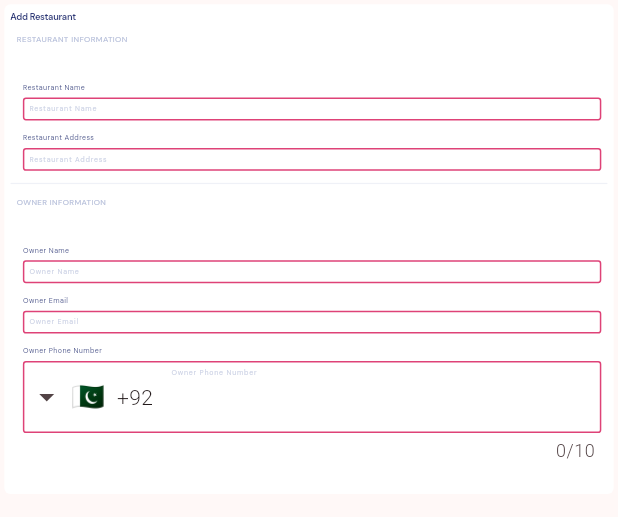
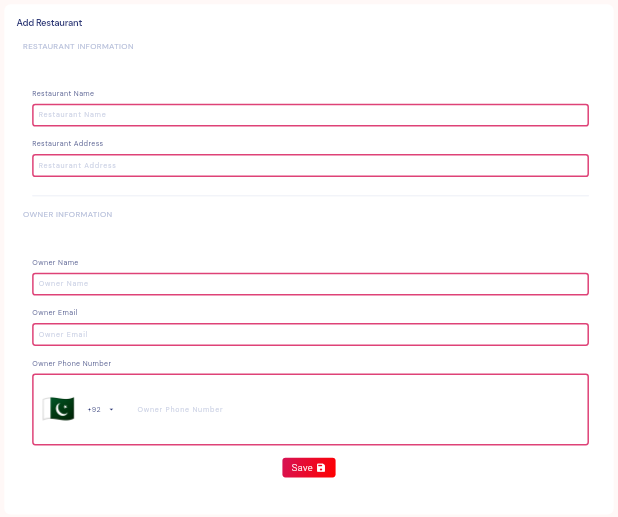
Before and after one commit to Anser-Ishaq/Food-Courier-App-Admin, a Flutter app: the AddRestaurantScreen widget shown alone on an empty page, opened directly, on a phone screen of 412 x 824 dp. Shown: the top 517 px of the screen. Run offline on Flutter 3.47's test engine with Material 3 defaults, Android fonts, the light colour scheme and no system bars; drawn by our look-alikes of intl_phone_field; our stand-ins replace dropdown_search, firebase_auth, firebase_core, fl_chart, flutter_dotenv, flutter_screenutil and 3 more; accounts and stored records are empty; network calls fail.

Commit message:
adjusted ui of phone number field for add new restaurant

```diff
--- a/lib/screens/main/body/restaurants/add_restaurant/add_restaurant_screen.dart
+++ b/lib/screens/main/body/restaurants/add_restaurant/add_restaurant_screen.dart
@@ -33,7 +33,7 @@ class _AddRestaurantScreenState extends State<AddRestaurantScreen> {
   Widget build(BuildContext context) {
     return Container(
       margin: EdgeInsets.all(screenWidth! * 0.007),
-      padding: EdgeInsets.all(screenWidth! * 0.01),
+      padding: EdgeInsets.all(screenWidth! * 0.02),
       decoration: BoxDecoration(
         color: AppColors.white,
         borderRadius: BorderRadius.circular(screenWidth! * 0.01),
@@ -66,6 +66,11 @@ class _AddRestaurantScreenState extends State<AddRestaurantScreen> {
           ),
           _spacer(),
           Container(
+            margin: EdgeInsets.only(
+              left: screenWidth! * 0.025,
+              right: screenWidth! * 0.02,
+              top: screenWidth! * 0.01,
+            ),
             decoration: BoxDecoration(
               borderRadius: BorderRadius.circular(screenWidth! * 0.01),
               border: Border.all(
@@ -98,12 +103,50 @@ class _AddRestaurantScreenState extends State<AddRestaurantScreen> {
             ),
           ),
           _spacer(),
+          _saveButton(),
+          _spacer(),
           _spacer(),
         ],
       ),
     );
   }
 
+  Widget _saveButton() {
+    return Align(
+          alignment: Alignment.center,
+          child: GestureDetector(
+            onTap: () {},
+            child: Container(
+              padding: EdgeInsets.symmetric(horizontal: screenWidth! * 0.015, vertical: screenWidth! * 0.005),
+              decoration: BoxDecoration(
+                gradient: AppColors.gradientPrimary,
+                borderRadius: BorderRadius.circular(screenWidth! * 0.005),
+              ),
+              child: Row(
+                mainAxisAlignment: MainAxisAlignment.center,
+                mainAxisSize: MainAxisSize.min,
+                children: [
+                  Text(
+                    'Save',
+                    style: TextStyle(
+                      color: AppColors.white,
+                      fontSize: screenWidth! * 0.015,
+                      fontWeight: FontWeight.w400,
+                    ),
+                  ),
+                  SizedBox(width: screenWidth! * 0.005),
+                  Icon(
+                    Icons.save_rounded,
+                    color: AppColors.white,
+                    size: screenWidth! * 0.017,
+                  ),
+                ],
+              ),
+            ),
+          ),
+        );
+  }
+
   SizedBox _spacer() {
     return SizedBox(height: screenWidth! * 0.02);
   }
--- a/lib/screens/main/body/restaurants/widgets/phone_number_input.dart
+++ b/lib/screens/main/body/restaurants/widgets/phone_number_input.dart
@@ -1,4 +1,5 @@
 import 'package:flutter/material.dart';
+import 'package:intl_phone_field/country_picker_dialog.dart';
 import 'package:intl_phone_field/intl_phone_field.dart';
 import 'package:food_couriers_admin/constants/colors/app_colors.dart';
 import 'package:food_couriers_admin/utils.dart';
@@ -33,7 +34,18 @@ class PhoneNumberInput extends StatelessWidget {
         SizedBox(height: screenWidth! * 0.0075),
         IntlPhoneField(
           controller: phoneController,
+          style: _textStyle(),
+          dropdownTextStyle: _textStyle(),
+          textAlignVertical: TextAlignVertical.center,
           initialCountryCode: initialCountryCode,
+          flagsButtonMargin: EdgeInsets.all(screenWidth! * 0.005),
+          dropdownIconPosition: IconPosition.trailing,
+          dropdownIcon: Icon(
+            Icons.arrow_drop_down,
+            color: AppColors.textDarkColor,
+            size: screenWidth! * 0.015,
+          ),
+          disableLengthCheck: true,
           onChanged: (phone) {
             print('Phone number changed: ${phone.completeNumber}');
           },
@@ -51,11 +63,21 @@ class PhoneNumberInput extends StatelessWidget {
               vertical: screenWidth! * 0.01,
             ),
           ),
-          style: TextStyle(
-            color: AppColors.textDarkColor,
-            fontFamily: 'DM Sans',
-            fontSize: screenWidth! * 0.0115,
-            fontWeight: FontWeight.w400,
+          pickerDialogStyle: PickerDialogStyle(
+            backgroundColor: AppColors.white,
+            countryCodeStyle: _textStyle(),
+            countryNameStyle: _textStyle(),
+            width: screenWidth! * 0.55,
+            searchFieldInputDecoration: InputDecoration(
+              hintText: 'Search',
+              hintStyle: TextStyle(
+                color: AppColors.silver.withAlpha(140),
+              ),
+              border: _border(),
+              focusedBorder: _border(),
+              enabledBorder: _border(),
+            ),
+            searchFieldPadding: EdgeInsets.all(screenWidth! * 0.01)
           ),
         ),
       ],
@@ -69,4 +91,13 @@ class PhoneNumberInput extends StatelessWidget {
       gapPadding: 0,
     );
   }
+
+  TextStyle _textStyle() {
+    return TextStyle(
+      color: AppColors.textDarkColor.withAlpha(245),
+      fontFamily: 'DM Sans',
+      fontSize: screenWidth! * 0.0115,
+      fontWeight: FontWeight.w400,
+    );
+  }
 }
--- a/lib/screens/main/body/restaurants/widgets/sub_section.dart
+++ b/lib/screens/main/body/restaurants/widgets/sub_section.dart
@@ -32,7 +32,7 @@ class SubSection extends StatelessWidget {
           SizedBox(height: screenHeight! * 0.03),
           Flexible(
             child: Container(
-              margin: EdgeInsets.only(left: screenWidth! * 0.01),
+              margin: EdgeInsets.only(left: screenWidth! * 0.015, right: screenWidth! * 0.01),
               child: child,
             ),
           )
--- a/lib/services/navigation_service.dart
+++ b/lib/services/navigation_service.dart
@@ -1,4 +1,3 @@
-import 'package:flutter/material.dart';
 import 'package:food_couriers_admin/constants/routes/routes.dart';
 import 'package:food_couriers_admin/screens/main/body/restaurants/add_restaurant/add_restaurant_screen.dart';
 import 'package:food_couriers_admin/screens/login/login_screen.dart';
@@ -11,10 +10,7 @@ import 'package:food_couriers_admin/screens/main/main_screen.dart';
 import 'package:go_router/go_router.dart';
 
 class NavigationService {
-  final GlobalKey<NavigatorState> _navigatorKey = GlobalKey<NavigatorState>();
-
-  GoRouter get router => GoRouter(
-        navigatorKey: _navigatorKey,
+  final GoRouter _router = GoRouter(
     initialLocation: '/${Routes.login}',
     routes: [
       GoRoute(
@@ -84,4 +80,6 @@ class NavigationService {
       ),
     ],
   );
+
+  GoRouter get router => _router;
 }
--- a/lib/utils.dart
+++ b/lib/utils.dart
@@ -2,6 +2,7 @@ import 'package:firebase_core/firebase_core.dart';
 import 'package:flutter/material.dart';
 import 'package:food_couriers_admin/constants/colors/app_colors.dart';
 import 'package:food_couriers_admin/firebase_options.dart';
+import 'package:food_couriers_admin/services/auth_service.dart';
 import 'package:food_couriers_admin/services/navigation_service.dart';
 import 'package:get_it/get_it.dart';
 import 'package:intl/intl.dart';
@@ -15,6 +16,9 @@ Future<void> registerServices() async {
   final GetIt getIt = GetIt.instance;
   getIt.registerSingleton<NavigationService>(
     NavigationService(),
+  );
+  getIt.registerSingleton<AuthService>(
+    AuthService(),
   );
 }
 
--- a/pubspec.yaml
+++ b/pubspec.yaml
@@ -38,6 +38,7 @@ dependencies:
   firebase_core: ^3.3.0
   firebase_auth: ^5.1.3
   cloud_firestore: ^5.2.0
+  provider: ^6.1.2
   get_it: ^7.7.0
   flutter_dotenv: ^5.1.0
   flutter_screenutil: ^5.9.3
```
Also changed, not shown: lib/main.dart (+10 -2 lines), lib/screens/login/auth/auth_provider.dart (added, +89 -0 lines), lib/screens/login/reponsive/desktop_login.dart (+37 -9 lines), lib/services/auth_service.dart (added, +34 -0 lines), pubspec.lock. Lines whose indentation alone changed are shown as unchanged.
